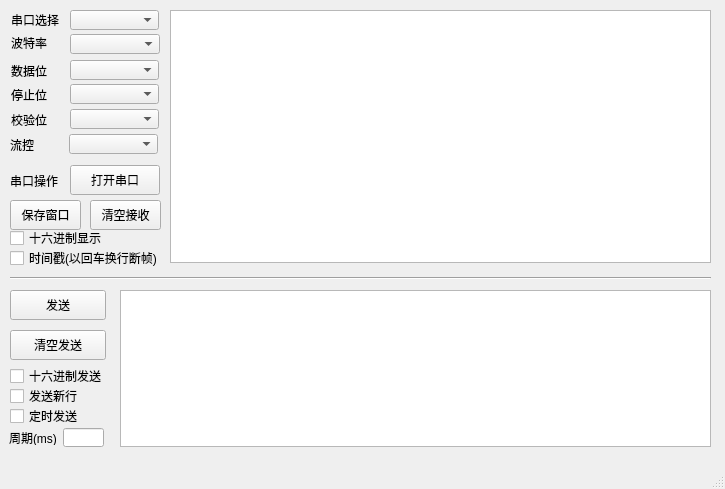
The window that mainwindow.ui (chxj1980/QtSerialPort) describes before a commit, drawn with Qt 5.
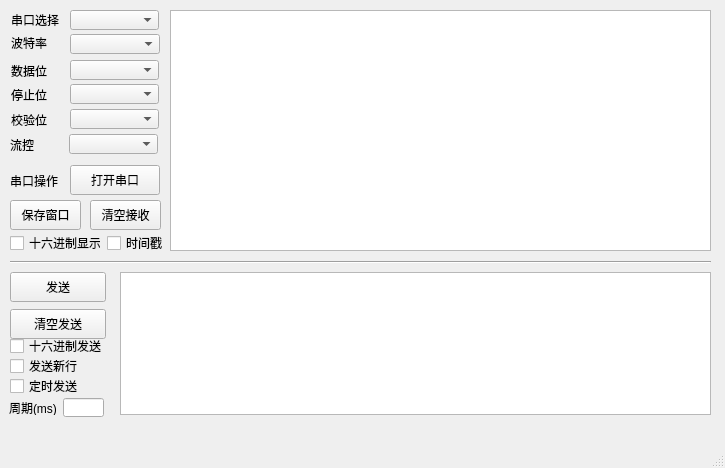
The same window after the commit.

Commit message: 界面小调整。

Diff of the .ui file:
```diff
--- a/mainwindow.ui
+++ b/mainwindow.ui
@@ -7,7 +7,7 @@
     <x>0</x>
     <y>0</y>
     <width>725</width>
-    <height>489</height>
+    <height>468</height>
    </rect>
   </property>
   <property name="minimumSize">
@@ -204,7 +204,7 @@
     <property name="geometry">
      <rect>
       <x>9</x>
-      <y>430</y>
+      <y>400</y>
       <width>48</width>
       <height>15</height>
      </rect>
@@ -216,21 +216,21 @@
    <widget class="QCheckBox" name="ckTimestamp">
     <property name="geometry">
      <rect>
-      <x>10</x>
-      <y>250</y>
-      <width>151</width>
+      <x>107</x>
+      <y>235</y>
+      <width>61</width>
       <height>16</height>
      </rect>
     </property>
     <property name="text">
-     <string>时间戳(以回车换行断帧)</string>
+     <string>时间戳</string>
     </property>
    </widget>
    <widget class="QLineEdit" name="txtInterval">
     <property name="geometry">
      <rect>
       <x>63</x>
-      <y>428</y>
+      <y>398</y>
       <width>41</width>
       <height>19</height>
      </rect>
@@ -240,7 +240,7 @@
     <property name="geometry">
      <rect>
       <x>10</x>
-      <y>408</y>
+      <y>378</y>
       <width>81</width>
       <height>16</height>
      </rect>
@@ -253,8 +253,8 @@
     <property name="geometry">
      <rect>
       <x>10</x>
-      <y>230</y>
-      <width>101</width>
+      <y>235</y>
+      <width>91</width>
       <height>16</height>
      </rect>
     </property>
@@ -262,16 +262,6 @@
      <string>十六进制显示</string>
     </property>
    </widget>
-   <widget class="QPlainTextEdit" name="txtRecv">
-    <property name="geometry">
-     <rect>
-      <x>170</x>
-      <y>10</y>
-      <width>541</width>
-      <height>253</height>
-     </rect>
-    </property>
-   </widget>
    <widget class="QPushButton" name="btnSaveRecv">
     <property name="geometry">
      <rect>
@@ -302,7 +292,7 @@
     <property name="geometry">
      <rect>
       <x>10</x>
-      <y>290</y>
+      <y>272</y>
       <width>96</width>
       <height>30</height>
      </rect>
@@ -315,7 +305,7 @@
     <property name="geometry">
      <rect>
       <x>10</x>
-      <y>330</y>
+      <y>309</y>
       <width>96</width>
       <height>30</height>
      </rect>
@@ -328,7 +318,7 @@
     <property name="geometry">
      <rect>
       <x>10</x>
-      <y>368</y>
+      <y>338</y>
       <width>101</width>
       <height>16</height>
      </rect>
@@ -341,7 +331,7 @@
     <property name="geometry">
      <rect>
       <x>10</x>
-      <y>388</y>
+      <y>358</y>
       <width>91</width>
       <height>16</height>
      </rect>
@@ -354,9 +344,9 @@
     <property name="geometry">
      <rect>
       <x>120</x>
-      <y>290</y>
+      <y>272</y>
       <width>591</width>
-      <height>157</height>
+      <height>143</height>
      </rect>
     </property>
    </widget>
@@ -364,7 +354,7 @@
     <property name="geometry">
      <rect>
       <x>10</x>
-      <y>270</y>
+      <y>254</y>
       <width>701</width>
       <height>16</height>
      </rect>
@@ -402,6 +392,16 @@
      </sizepolicy>
     </property>
    </widget>
+   <widget class="QPlainTextEdit" name="txtRecv">
+    <property name="geometry">
+     <rect>
+      <x>170</x>
+      <y>10</y>
+      <width>541</width>
+      <height>241</height>
+     </rect>
+    </property>
+   </widget>
   </widget>
   <widget class="QMenuBar" name="menubar">
    <property name="geometry">
```
